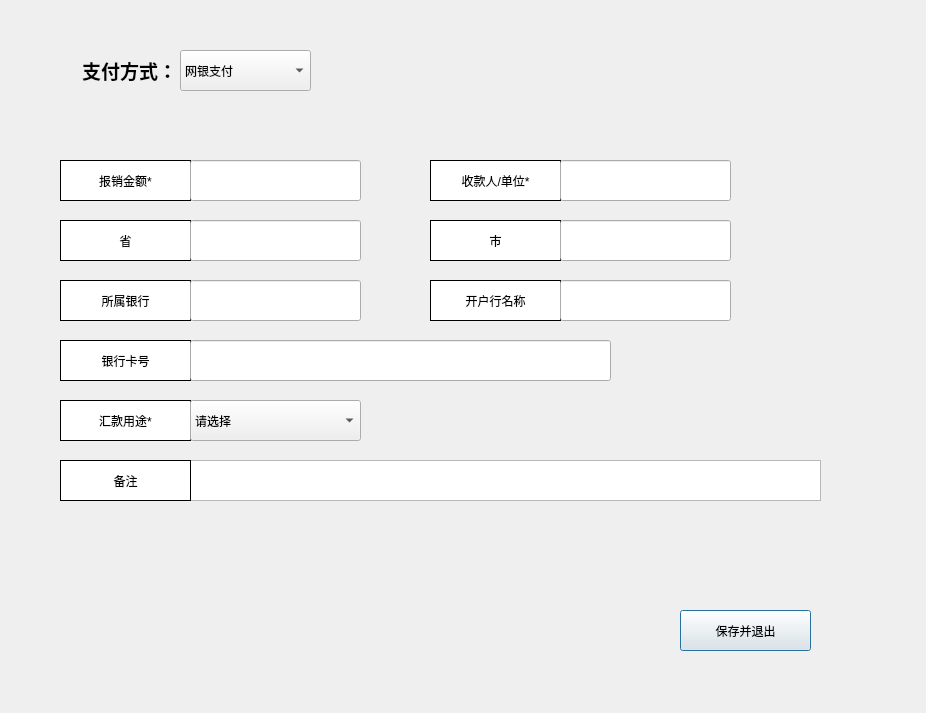
Before: the Qt Designer form windows/addpaydialog.ui in betamake/intelligence, drawn with Qt 5.
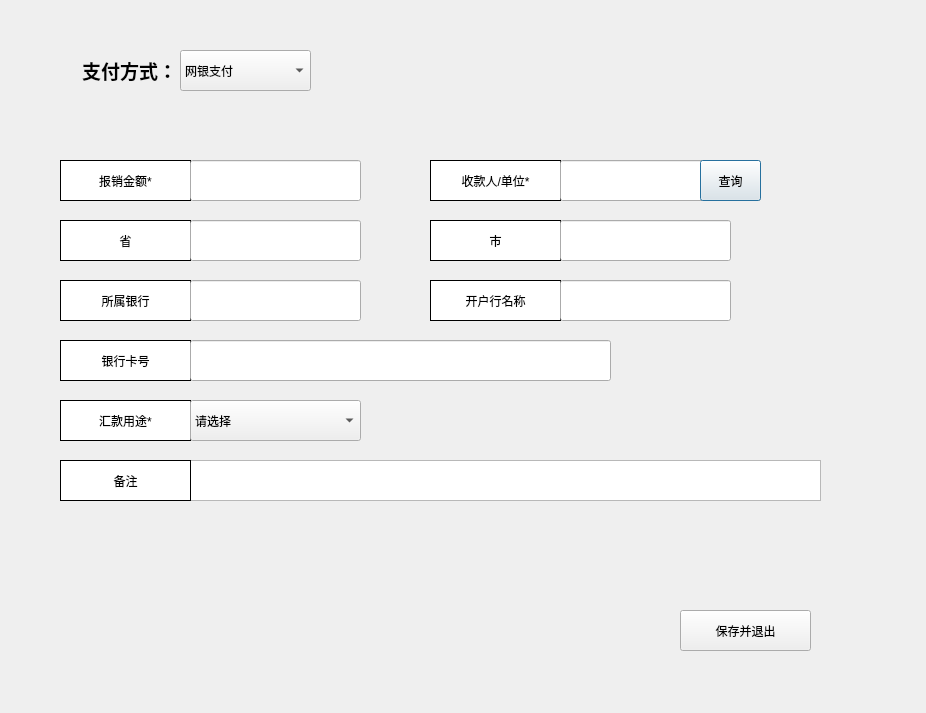
After: the same form once the commit is applied.

What changed in the file:
```diff
--- a/windows/addpaydialog.ui
+++ b/windows/addpaydialog.ui
@@ -383,7 +383,7 @@
        <rect>
         <x>130</x>
         <y>0</y>
-        <width>171</width>
+        <width>201</width>
         <height>41</height>
        </rect>
       </property>
@@ -395,17 +395,30 @@
       </property>
       <property name="minimumSize">
        <size>
-        <width>171</width>
+        <width>201</width>
         <height>41</height>
        </size>
       </property>
       <property name="maximumSize">
        <size>
-        <width>171</width>
+        <width>201</width>
         <height>41</height>
        </size>
       </property>
      </widget>
+     <widget class="QPushButton" name="searchBtn">
+      <property name="geometry">
+       <rect>
+        <x>270</x>
+        <y>0</y>
+        <width>61</width>
+        <height>41</height>
+       </rect>
+      </property>
+      <property name="text">
+       <string>查询</string>
+      </property>
+     </widget>
     </widget>
     <widget class="QWidget" name="widget_8" native="true">
      <property name="geometry">
```
